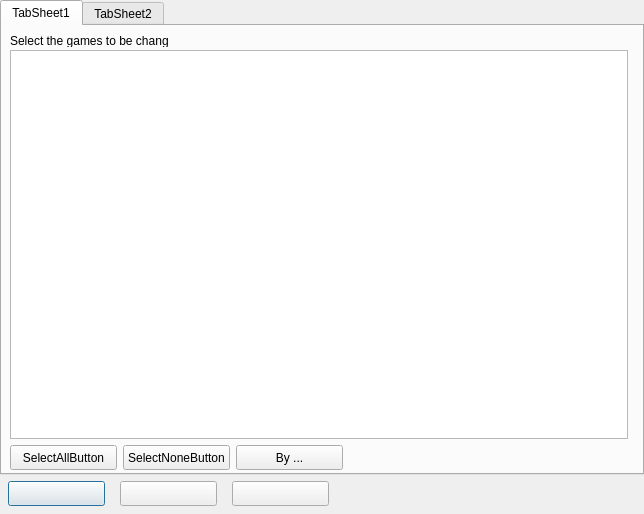
Before: the Qt Designer form src/forms/MultipleProfilesEditorFormUnit.ui in Eldricos/D-Fend-Reborn, drawn with Qt 5.
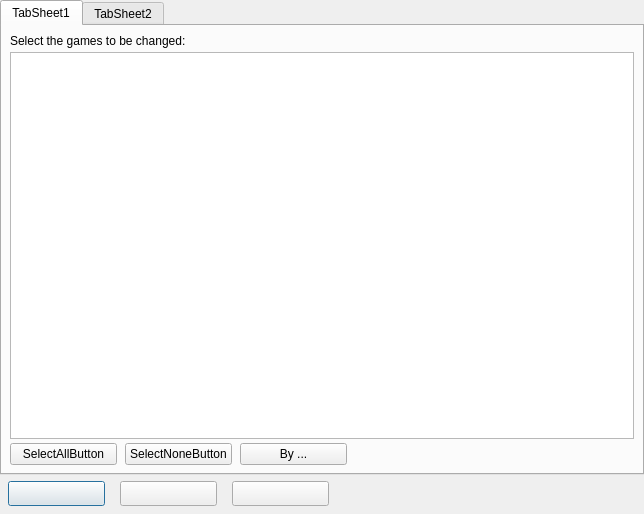
After: the same form once the commit is applied.

Commit message:
Multiple profiles editor: Qt layouts
The settings page builds its rows in a grid layout instead of fixed pixel
positions: section image, caption / check box and value controls in their
own columns, the values of all sections start after the longest setting
name, and the window gets wider if the names need more space. The first
page uses the layout created by tools/ui2layout.py.

Claude-Session: https://claude.ai/code/session_01GMSwFyvtQQShv7HMaHjtjX

Diff of the .ui file:
```diff
--- a/src/forms/MultipleProfilesEditorFormUnit.ui
+++ b/src/forms/MultipleProfilesEditorFormUnit.ui
@@ -19,41 +19,59 @@
         <attribute name="title"><string>TabSheet1</string></attribute>
         <property name="vclDesignWidth" stdset="0"><number>636</number></property>
         <property name="vclDesignHeight" stdset="0"><number>447</number></property>
+        <layout class="QGridLayout" name="TabSheet1_Layout" columnstretch="0,0,0,1" rowstretch="0,1,0">
+          <property name="leftMargin"><number>8</number></property>
+          <property name="topMargin"><number>8</number></property>
+          <property name="rightMargin"><number>8</number></property>
+          <property name="bottomMargin"><number>8</number></property>
+          <property name="horizontalSpacing"><number>8</number></property>
+          <property name="verticalSpacing"><number>4</number></property>
+          <item row="0" column="0" colspan="4">
         <widget class="QLabel" name="InfoLabel">
-          <property name="geometry"><rect><x>8</x><y>8</y><width>158</width><height>13</height></rect></property>
           <property name="text"><string>Select the games to be changed:</string></property>
           <property name="textFormat"><enum>Qt::PlainText</enum></property>
           <property name="alignment"><set>Qt::AlignLeft|Qt::AlignTop</set></property>
-          <property name="vclAutoSize" stdset="0"><bool>true</bool></property>
-        </widget>
+            </widget>
+          </item>
+          <item row="1" column="0" colspan="4">
         <widget class="QListWidget" name="ListBox">
-          <property name="geometry"><rect><x>8</x><y>24</y><width>618</width><height>389</height></rect></property>
-          <property name="vclAnchors" stdset="0"><string notr="true">akLeft,akTop,akRight,akBottom</string></property>
           <property name="vclCheckList" stdset="0"><bool>true</bool></property>
-        </widget>
+              <property name="minimumSize"><size><width>0</width><height>0</height></size></property>
+            </widget>
+          </item>
+          <item row="2" column="0" alignment="Qt::AlignLeft">
         <widget class="QPushButton" name="SelectAllButton">
-          <property name="geometry"><rect><x>8</x><y>419</y><width>107</width><height>25</height></rect></property>
-          <property name="vclAnchors" stdset="0"><string notr="true">akLeft,akBottom</string></property>
           <property name="text"><string>SelectAllButton</string></property>
           <property name="autoDefault"><bool>false</bool></property>
           <property name="vclOnClick" stdset="0"><string notr="true">SelectButtonClick</string></property>
-        </widget>
+              <property name="minimumSize"><size><width>107</width><height>0</height></size></property>
+            </widget>
+          </item>
+          <item row="2" column="1" alignment="Qt::AlignLeft">
         <widget class="QPushButton" name="SelectNoneButton">
-          <property name="geometry"><rect><x>121</x><y>419</y><width>107</width><height>25</height></rect></property>
-          <property name="vclAnchors" stdset="0"><string notr="true">akLeft,akBottom</string></property>
           <property name="tag" stdset="0"><number>1</number></property>
           <property name="text"><string>SelectNoneButton</string></property>
           <property name="autoDefault"><bool>false</bool></property>
           <property name="vclOnClick" stdset="0"><string notr="true">SelectButtonClick</string></property>
-        </widget>
+              <property name="minimumSize"><size><width>107</width><height>0</height></size></property>
+            </widget>
+          </item>
+          <item row="2" column="2" alignment="Qt::AlignLeft">
         <widget class="QPushButton" name="SelectGenreButton">
-          <property name="geometry"><rect><x>234</x><y>419</y><width>107</width><height>25</height></rect></property>
-          <property name="vclAnchors" stdset="0"><string notr="true">akLeft,akBottom</string></property>
           <property name="tag" stdset="0"><number>2</number></property>
           <property name="text"><string>By ...</string></property>
           <property name="autoDefault"><bool>false</bool></property>
           <property name="vclOnClick" stdset="0"><string notr="true">SelectButtonClick</string></property>
-        </widget>
+              <property name="minimumSize"><size><width>107</width><height>0</height></size></property>
+            </widget>
+          </item>
+          <item row="0" column="3">
+            <spacer name="TabSheet1_Layout_HFill">
+              <property name="orientation"><enum>Qt::Horizontal</enum></property>
+              <property name="sizeHint" stdset="0"><size><width>0</width><height>0</height></size></property>
+            </spacer>
+          </item>
+        </layout>
       </widget>
       <widget class="QWidget" name="TabSheet2">
         <attribute name="title"><string>TabSheet2</string></attribute>
```
Left out of the diff: 15 changed lines with no effect on the pictures. Lines whose indentation alone changed are shown as unchanged. The commit also changes 5 other files.
